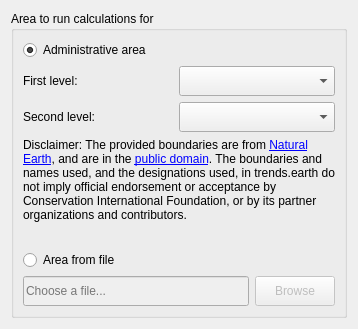
The window that LDMP/gui/WidgetSelectArea.ui (ConservationInternational/trends.earth) describes before a commit, drawn with Qt 5.
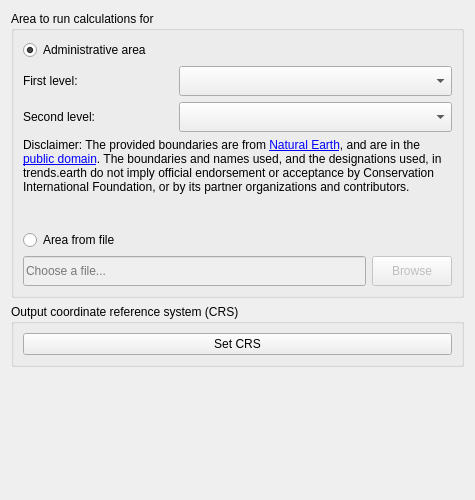
The same window after the commit.

Commit message: Add button to select output CRS.

Patch:
```diff
--- a/LDMP/gui/WidgetSelectArea.ui
+++ b/LDMP/gui/WidgetSelectArea.ui
@@ -6,8 +6,8 @@
    <rect>
     <x>0</x>
     <y>0</y>
-    <width>358</width>
-    <height>329</height>
+    <width>475</width>
+    <height>500</height>
    </rect>
   </property>
   <property name="sizePolicy">
@@ -226,6 +226,22 @@
      </layout>
     </widget>
    </item>
+   <item>
+    <widget class="QGroupBox" name="groupBox">
+     <property name="title">
+      <string>Output coordinate reference system (CRS)</string>
+     </property>
+     <layout class="QHBoxLayout" name="horizontalLayout">
+      <item>
+       <widget class="QPushButton" name="btn_crs">
+        <property name="text">
+         <string>Set CRS</string>
+        </property>
+       </widget>
+      </item>
+     </layout>
+    </widget>
+   </item>
    <item>
     <spacer name="verticalSpacer_4">
      <property name="orientation">
```
